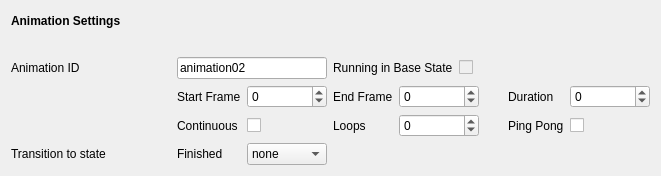
Before: the Qt Designer form src/plugins/qmldesigner/qmldesignerextension/timelineeditor/timelineanimationform.ui in qt-creator/qt-creator, drawn with Qt 5.
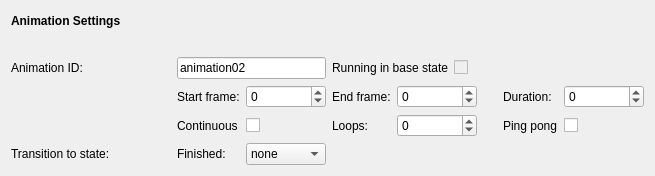
After: the same form once the commit is applied.

Commit message: Timeline Editor: Fix UI text

```diff
--- a/src/plugins/qmldesigner/qmldesignerextension/timelineeditor/timelineanimationform.ui
+++ b/src/plugins/qmldesigner/qmldesignerextension/timelineeditor/timelineanimationform.ui
@@ -17,7 +17,7 @@
    <item row="4" column="3">
     <widget class="QLabel" name="label_16">
      <property name="text">
-      <string>Loops</string>
+      <string>Loops:</string>
      </property>
     </widget>
    </item>
@@ -117,7 +117,7 @@
       </size>
      </property>
      <property name="text">
-      <string>Animation ID</string>
+      <string>Animation ID:</string>
      </property>
     </widget>
    </item>
@@ -162,14 +162,14 @@
    <item row="5" column="1">
     <widget class="QLabel" name="label_23">
      <property name="text">
-      <string>Finished</string>
+      <string>Finished:</string>
      </property>
     </widget>
    </item>
    <item row="4" column="7">
     <widget class="QLabel" name="label_17">
      <property name="text">
-      <string>Ping Pong</string>
+      <string>Ping pong</string>
      </property>
     </widget>
    </item>
@@ -205,7 +205,7 @@
       </size>
      </property>
      <property name="text">
-      <string>Transition to state</string>
+      <string>Transition to state:</string>
      </property>
     </widget>
    </item>
@@ -222,7 +222,7 @@
       <bool>true</bool>
      </property>
      <property name="text">
-      <string>Running in Base State</string>
+      <string>Running in base state</string>
      </property>
     </widget>
    </item>
@@ -257,7 +257,7 @@
    <item row="3" column="1">
     <widget class="QLabel" name="label_12">
      <property name="text">
-      <string>Start Frame</string>
+      <string>Start frame:</string>
      </property>
     </widget>
    </item>
@@ -290,14 +290,14 @@
    <item row="3" column="7">
     <widget class="QLabel" name="label_14">
      <property name="text">
-      <string>Duration</string>
+      <string>Duration:</string>
      </property>
     </widget>
    </item>
    <item row="3" column="3">
     <widget class="QLabel" name="label_13">
      <property name="text">
-      <string>End Frame</string>
+      <string>End frame:</string>
      </property>
     </widget>
    </item>
```
The commit also changes 2 other files.
